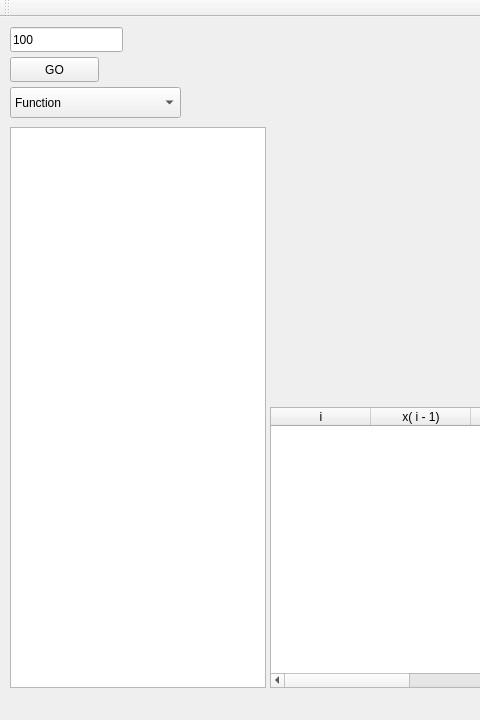
Old version of the form mainwindow.ui in the repository PaBochka/Cubical_Spline; both pictures show x 0 to 480 and y 0 to 720 of the 1280 by 720 pixel window.
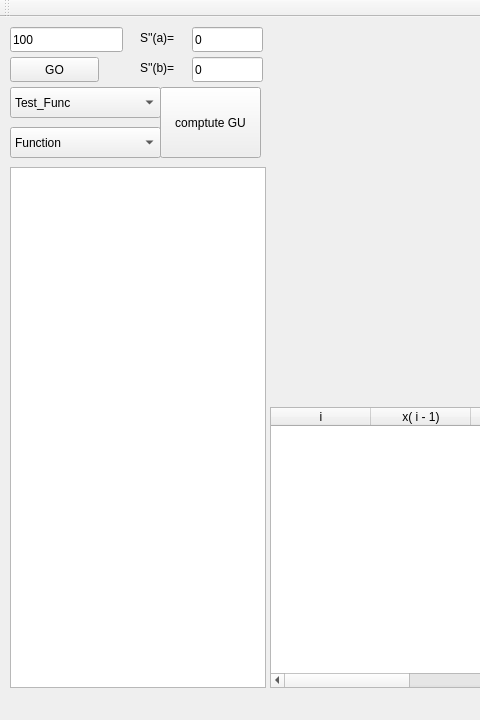
New version of the form. Custom widgets are drawn as their Qt base class.

The edit to the form file:
```diff
--- a/mainwindow.ui
+++ b/mainwindow.ui
@@ -57,8 +57,8 @@
     <property name="geometry">
      <rect>
       <x>10</x>
-      <y>70</y>
-      <width>171</width>
+      <y>110</y>
+      <width>151</width>
       <height>31</height>
      </rect>
     </property>
@@ -212,12 +212,107 @@
     <property name="geometry">
      <rect>
       <x>10</x>
-      <y>110</y>
+      <y>150</y>
       <width>256</width>
-      <height>561</height>
+      <height>521</height>
      </rect>
     </property>
    </widget>
+   <widget class="QComboBox" name="comboBox_2">
+    <property name="geometry">
+     <rect>
+      <x>10</x>
+      <y>70</y>
+      <width>151</width>
+      <height>31</height>
+     </rect>
+    </property>
+    <item>
+     <property name="text">
+      <string>Test_Func</string>
+     </property>
+    </item>
+    <item>
+     <property name="text">
+      <string>(1 + x^2)^1/3</string>
+     </property>
+    </item>
+    <item>
+     <property name="text">
+      <string>(1 + x^2)^1/3 + cos(10x)</string>
+     </property>
+    </item>
+    <item>
+     <property name="text">
+      <string>(1 + x^2)^1/3 + cos(100x)</string>
+     </property>
+    </item>
+   </widget>
+   <widget class="QLineEdit" name="lineEdit_2">
+    <property name="geometry">
+     <rect>
+      <x>192</x>
+      <y>10</y>
+      <width>71</width>
+      <height>25</height>
+     </rect>
+    </property>
+    <property name="text">
+     <string>0</string>
+    </property>
+   </widget>
+   <widget class="QLineEdit" name="lineEdit_3">
+    <property name="geometry">
+     <rect>
+      <x>192</x>
+      <y>40</y>
+      <width>71</width>
+      <height>25</height>
+     </rect>
+    </property>
+    <property name="text">
+     <string>0</string>
+    </property>
+   </widget>
+   <widget class="QLabel" name="label">
+    <property name="geometry">
+     <rect>
+      <x>140</x>
+      <y>10</y>
+      <width>51</width>
+      <height>21</height>
+     </rect>
+    </property>
+    <property name="text">
+     <string>S''(a)=</string>
+    </property>
+   </widget>
+   <widget class="QLabel" name="label_2">
+    <property name="geometry">
+     <rect>
+      <x>140</x>
+      <y>40</y>
+      <width>51</width>
+      <height>21</height>
+     </rect>
+    </property>
+    <property name="text">
+     <string>S''(b)=</string>
+    </property>
+   </widget>
+   <widget class="QPushButton" name="pushButton_2">
+    <property name="geometry">
+     <rect>
+      <x>160</x>
+      <y>70</y>
+      <width>101</width>
+      <height>71</height>
+     </rect>
+    </property>
+    <property name="text">
+     <string>comptute GU</string>
+    </property>
+   </widget>
   </widget>
   <widget class="QMenuBar" name="menuBar">
    <property name="geometry">
```
